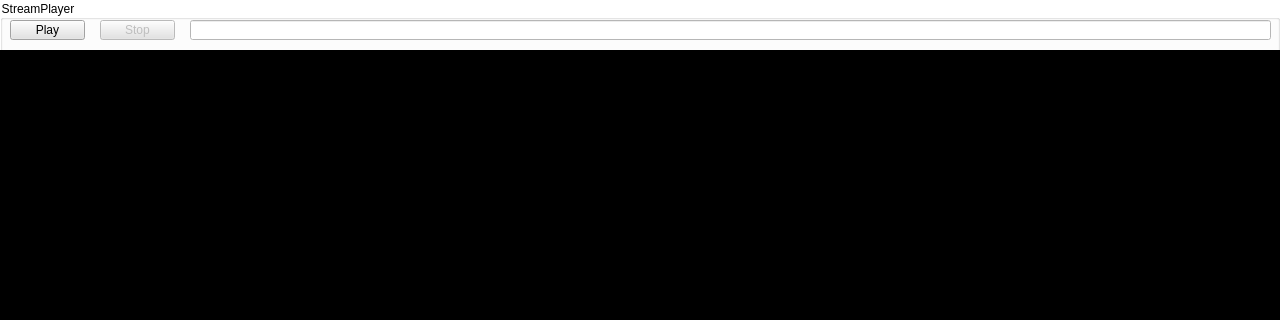
Above: gui_core.ui from wilsonshaw/StreamPlayer before the change; both pictures show x 0 to 1280 and y 0 to 320 of the 1280 by 841 pixel window. Below: the same form after it.
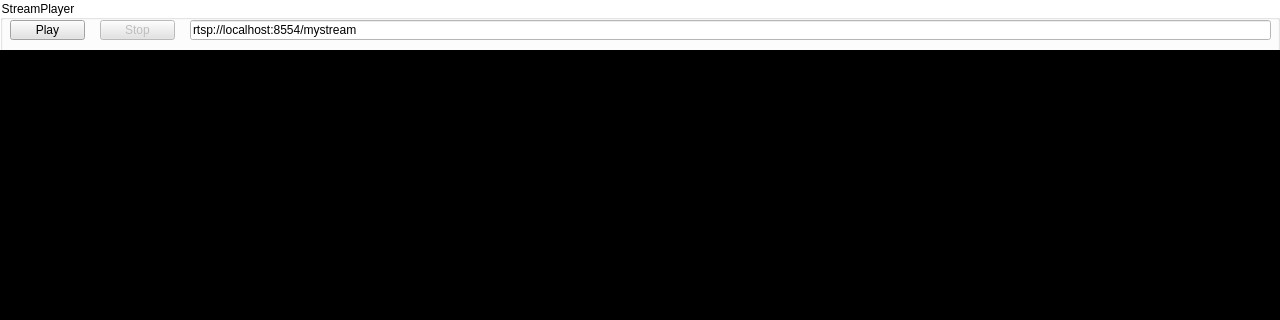
That is the form after the change.

Commit message: beta-0.9.2 commit： - 使用PySide6重写界面 - 在beta-0.9.2的基础上，添加了一些细节

```diff
--- a/gui_core.ui
+++ b/gui_core.ui
@@ -60,6 +60,9 @@
        <height>20</height>
       </rect>
      </property>
+     <property name="text">
+      <string>rtsp://localhost:8554/mystream</string>
+     </property>
     </widget>
     <widget class="QPushButton" name="pushButtonPlay">
      <property name="enabled">
```
The commit also changes 6 other files.
